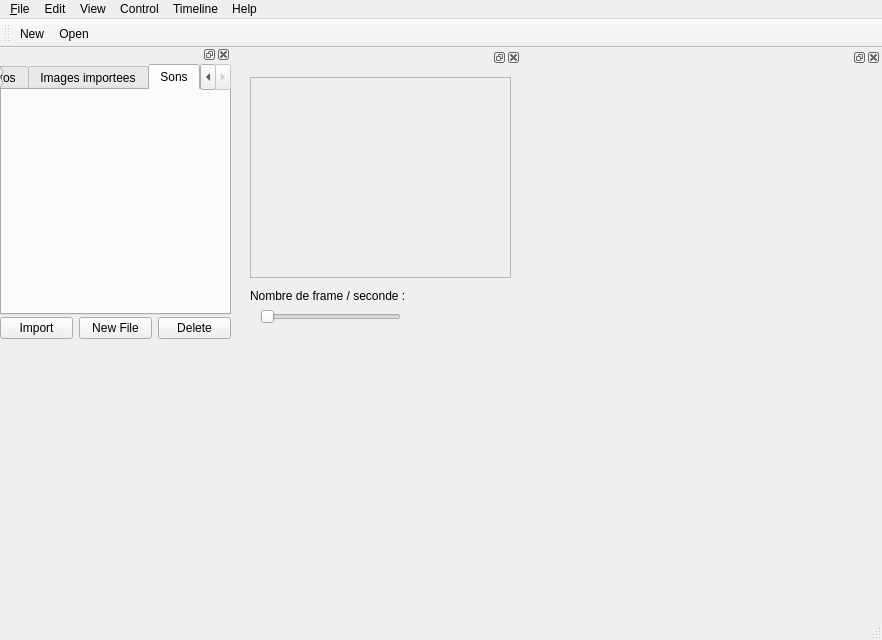
This is src/tweedy/gui/MainWindow/mainwindow.ui in stopmotionimac/tweedy as Qt 5 draws it before an edit. The edited form follows.
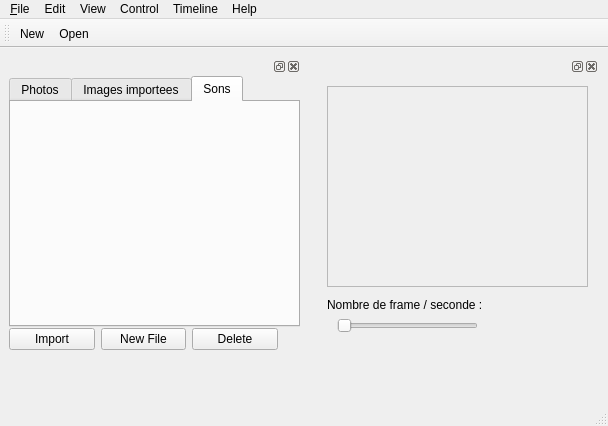
This is the edited form. The open tabs and pages were chosen to show the change. Icons and pictures are not drawn.

Commit message: images dans un viewer

```diff
--- a/src/tweedy/gui/MainWindow/mainwindow.ui
+++ b/src/tweedy/gui/MainWindow/mainwindow.ui
@@ -6,8 +6,8 @@
    <rect>
     <x>0</x>
     <y>0</y>
-    <width>882</width>
-    <height>640</height>
+    <width>608</width>
+    <height>426</height>
    </rect>
   </property>
   <property name="windowTitle">
@@ -26,91 +26,9 @@
    <bool>false</bool>
   </property>
   <widget class="QWidget" name="centralwidget">
-   <widget class="QDockWidget" name="widgetVisualEffect">
-    <property name="geometry">
-     <rect>
-      <x>230</x>
-      <y>0</y>
-      <width>291</width>
-      <height>300</height>
-     </rect>
-    </property>
-    <property name="acceptDrops">
-     <bool>false</bool>
-    </property>
-    <property name="allowedAreas">
-     <set>Qt::NoDockWidgetArea</set>
-    </property>
-    <widget class="QWidget" name="contentVisualEffect">
-     <property name="enabled">
-      <bool>true</bool>
-     </property>
-     <property name="mouseTracking">
-      <bool>false</bool>
-     </property>
-     <property name="acceptDrops">
-      <bool>false</bool>
-     </property>
-     <widget class="QScrollArea" name="viewer">
-      <property name="geometry">
-       <rect>
-        <x>20</x>
-        <y>10</y>
-        <width>261</width>
-        <height>201</height>
-       </rect>
-      </property>
-      <property name="widgetResizable">
-       <bool>true</bool>
-      </property>
-      <widget class="QWidget" name="viewerImageWidget">
-       <property name="geometry">
-        <rect>
-         <x>0</x>
-         <y>0</y>
-         <width>259</width>
-         <height>199</height>
-        </rect>
-       </property>
-      </widget>
-     </widget>
-     <widget class="QLabel" name="labelFrameSeconde">
-      <property name="geometry">
-       <rect>
-        <x>20</x>
-        <y>220</y>
-        <width>201</width>
-        <height>17</height>
-       </rect>
-      </property>
-      <property name="text">
-       <string>Nombre de frame / seconde : </string>
-      </property>
-     </widget>
-     <widget class="QSlider" name="sliderFrameSeconde">
-      <property name="geometry">
-       <rect>
-        <x>30</x>
-        <y>240</y>
-        <width>141</width>
-        <height>20</height>
-       </rect>
-      </property>
-      <property name="orientation">
-       <enum>Qt::Horizontal</enum>
-      </property>
-     </widget>
-    </widget>
-   </widget>
+   <layout class="QHBoxLayout" name="horizontalLayout_2">
+    <item>
    <widget class="QDockWidget" name="widgetImport">
-    <property name="geometry">
-     <rect>
-      <x>0</x>
-      <y>-3</y>
-      <width>231</width>
-      <height>621</height>
-     </rect>
-    </property>
     <property name="minimumSize">
      <size>
       <width>79</width>
@@ -132,7 +50,7 @@
        <rect>
         <x>0</x>
         <y>0</y>
-        <width>231</width>
+          <width>291</width>
         <height>251</height>
        </rect>
       </property>
@@ -159,15 +77,12 @@
       <property name="geometry">
        <rect>
         <x>0</x>
-        <y>250</y>
-        <width>231</width>
-        <height>29</height>
+          <y>248</y>
+          <width>269</width>
+          <height>31</height>
        </rect>
       </property>
       <layout class="QHBoxLayout" name="horizontalLayout">
-       <property name="sizeConstraint">
-        <enum>QLayout::SetDefaultConstraint</enum>
-       </property>
        <item>
         <widget class="QPushButton" name="ImportButton">
          <property name="text">
@@ -199,30 +114,85 @@
      </widget>
     </widget>
    </widget>
-   <widget class="QDockWidget" name="widgetFlux">
-    <property name="geometry">
-     <rect>
-      <x>520</x>
-      <y>0</y>
-      <width>361</width>
-      <height>300</height>
-     </rect>
-    </property>
+    </item>
+    <item>
+     <widget class="QDockWidget" name="widgetVisualEffect">
     <property name="acceptDrops">
      <bool>false</bool>
     </property>
     <property name="allowedAreas">
      <set>Qt::NoDockWidgetArea</set>
     </property>
-    <widget class="QWidget" name="contentFlux"/>
-   </widget>
+      <widget class="QWidget" name="contentVisualEffect">
+       <property name="enabled">
+        <bool>true</bool>
+       </property>
+       <property name="mouseTracking">
+        <bool>false</bool>
+       </property>
+       <property name="acceptDrops">
+        <bool>false</bool>
+       </property>
+       <widget class="QScrollArea" name="viewer">
+        <property name="geometry">
+         <rect>
+          <x>20</x>
+          <y>10</y>
+          <width>261</width>
+          <height>201</height>
+         </rect>
+        </property>
+        <property name="widgetResizable">
+         <bool>true</bool>
+        </property>
+        <widget class="QWidget" name="viewerImageWidget">
+         <property name="geometry">
+          <rect>
+           <x>0</x>
+           <y>0</y>
+           <width>259</width>
+           <height>199</height>
+          </rect>
+         </property>
+        </widget>
+       </widget>
+       <widget class="QLabel" name="labelFrameSeconde">
+        <property name="geometry">
+         <rect>
+          <x>20</x>
+          <y>220</y>
+          <width>201</width>
+          <height>17</height>
+         </rect>
+        </property>
+        <property name="text">
+         <string>Nombre de frame / seconde : </string>
+        </property>
+       </widget>
+       <widget class="QSlider" name="sliderFrameSeconde">
+        <property name="geometry">
+         <rect>
+          <x>30</x>
+          <y>240</y>
+          <width>141</width>
+          <height>20</height>
+         </rect>
+        </property>
+        <property name="orientation">
+         <enum>Qt::Horizontal</enum>
+        </property>
+       </widget>
+      </widget>
+     </widget>
+    </item>
+   </layout>
   </widget>
   <widget class="QMenuBar" name="menubar">
    <property name="geometry">
     <rect>
      <x>0</x>
      <y>0</y>
-     <width>882</width>
+     <width>608</width>
      <height>25</height>
     </rect>
    </property>
```
Left out of the diff: 50 changed lines with no effect on the pictures. Lines whose indentation alone changed are shown as unchanged. The commit also changes 12 other files.
